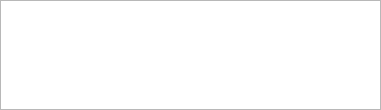
First picture: the form in addons/search/results.ui, repository deepin-community/kate, before the edit.
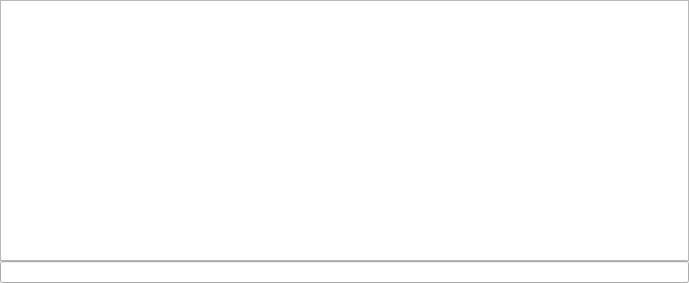
Second picture: the form after the edit. Custom widgets are drawn as their Qt base class.

Patch:
```diff
--- a/addons/search/results.ui
+++ b/addons/search/results.ui
@@ -6,11 +6,11 @@
    <rect>
     <x>0</x>
     <y>0</y>
-    <width>381</width>
-    <height>110</height>
+    <width>689</width>
+    <height>283</height>
    </rect>
   </property>
-  <layout class="QHBoxLayout" name="horizontalLayout">
+  <layout class="QVBoxLayout" name="verticalLayout">
    <property name="leftMargin">
     <number>0</number>
    </property>
@@ -23,8 +23,11 @@
    <property name="bottomMargin">
     <number>0</number>
    </property>
+   <property name="spacing">
+    <number>0</number>
+   </property>
    <item>
-    <widget class="QTreeView" name="treeView">
+    <widget class="ResultsTreeView" name="treeView">
      <property name="uniformRowHeights">
       <bool>true</bool>
      </property>
@@ -33,8 +36,18 @@
      </property>
     </widget>
    </item>
+   <item>
+    <widget class="QLineEdit" name="filterLineEdit"/>
+   </item>
   </layout>
  </widget>
+ <customwidgets>
+  <customwidget>
+   <class>ResultsTreeView</class>
+   <extends>QTreeView</extends>
+   <header>ResultsTreeView.h</header>
+  </customwidget>
+ </customwidgets>
  <resources/>
  <connections/>
 </ui>
```
